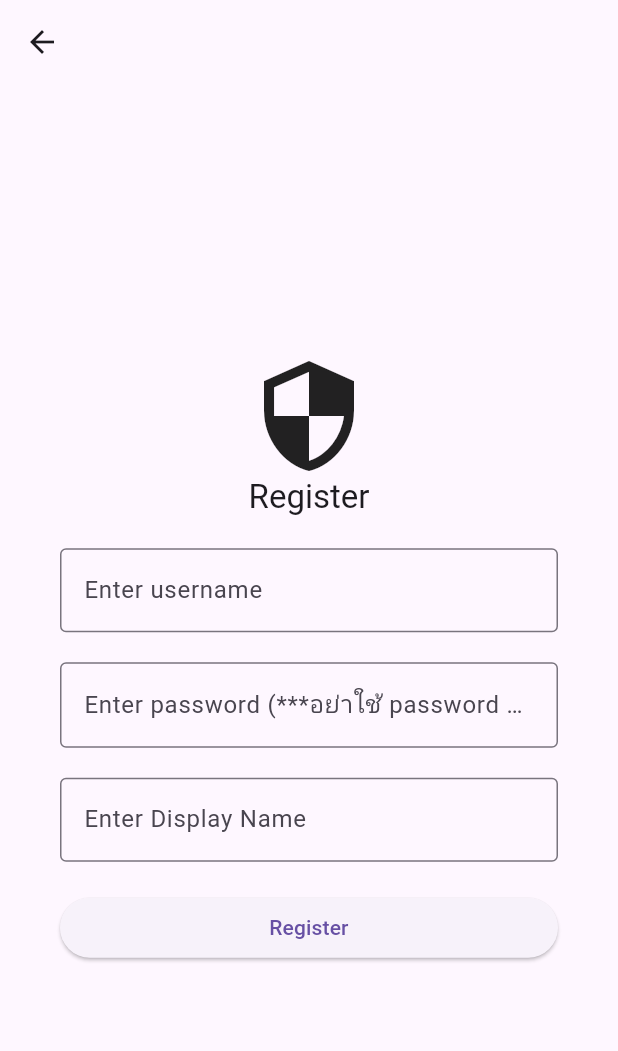
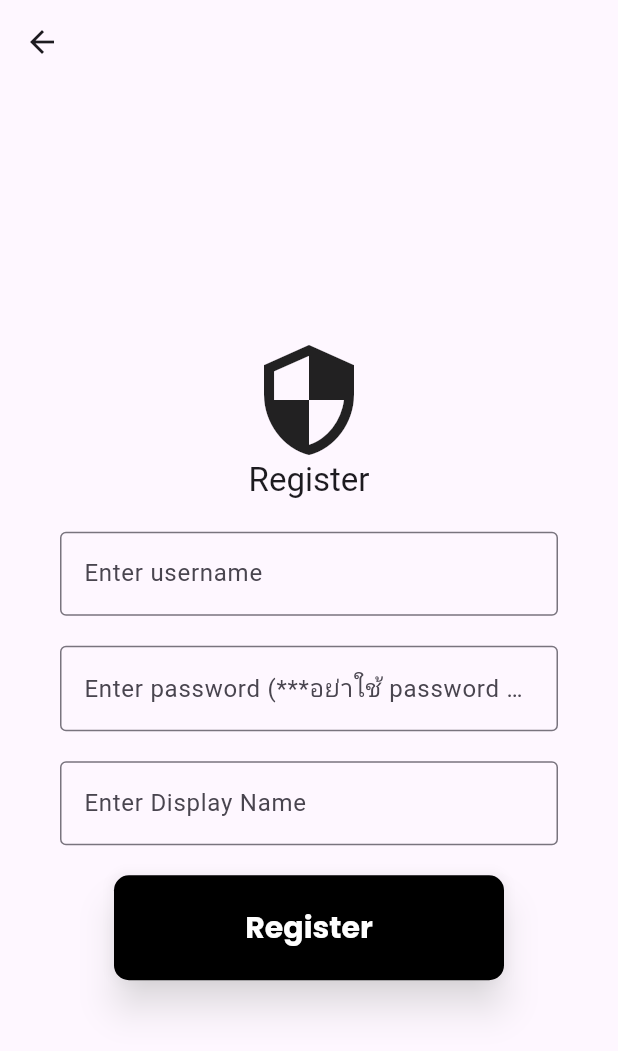
Before and after one commit to one1yean2/flutter_project, a Flutter app: the screen it shows after launch, in the side drawer, after a tap on "REGISTER", on a phone screen of 412 x 824 dp. Shown: the top 1051 px of the screen. Run offline on Flutter 3.47's test engine with Material 3 defaults, Android fonts, the light colour scheme and no system bars; our stand-ins replace dio, flutter_animate, flutter_secure_storage, google_fonts.

Commit message:
release 1

```diff
--- a/lib/pages/registerpage.dart
+++ b/lib/pages/registerpage.dart
@@ -1,6 +1,7 @@
 import 'dart:convert';
 
 import 'package:Flutter_Project/pages/loginpage.dart';
+import 'package:Flutter_Project/widgets/button.dart';
 import 'package:flutter/material.dart';
 import '../services/storage.dart';
 import '../services/api_caller.dart';
@@ -30,34 +31,47 @@ class _RegisterPageState extends State<RegisterPage> {
           child: Column(
             mainAxisAlignment: MainAxisAlignment.center,
             children: [
+              Expanded(
+                child: Container(),
+              ),
               Icon(Icons.security, size: 80.0),
               Text('Register', style: Theme.of(context).textTheme.titleLarge),
               SizedBox(height: 20.0),
-              TextField(
+              Container(
+                width: 500,
+                child: TextField(
                   controller: _usernameController,
                   decoration: InputDecoration(
                     hintText: 'Enter username',
                     border: OutlineInputBorder(),
                   ),
                 ),
+              ),
               SizedBox(height: 20.0),
-              TextField(
+              Container(
+                width: 500,
+                child: TextField(
                   controller: _passwordController,
                   decoration: InputDecoration(
                     hintText: 'Enter password (***อย่าใช้ password จริง)',
                     border: OutlineInputBorder(),
                   ),
                 ),
+              ),
               SizedBox(height: 20.0),
-              TextField(
+              Container(
+                width: 500,
+                child: TextField(
                   controller: _displayNameController,
                   decoration: InputDecoration(
                     hintText: 'Enter Display Name',
                     border: OutlineInputBorder(),
                   ),
                 ),
+              ),
               SizedBox(height: 20.0),
-              ElevatedButton(
+              Button(
+                actualText: 'Register',
                 onPressed: () async {
                   if (!click) {
                     click = true;
@@ -88,11 +102,16 @@ class _RegisterPageState extends State<RegisterPage> {
                     }
                   }
                 },
-                child: SizedBox(
-                  width: double.infinity,
-                  child: Text('Register', textAlign: TextAlign.center),
+                // child: SizedBox(
+                //   width: double.infinity,
+                //   child: Button(actualText: 'Register'onPressed: () {
+
+                //   },),
+                // ),
               ),
-              )
+              Expanded(
+                child: Container(),
+              ),
             ],
           ),
         ));
```
Also changed, not shown: lib/pages/loginpage.dart (+23 -7 lines), 3 other files. Lines whose indentation alone changed are shown as unchanged.
